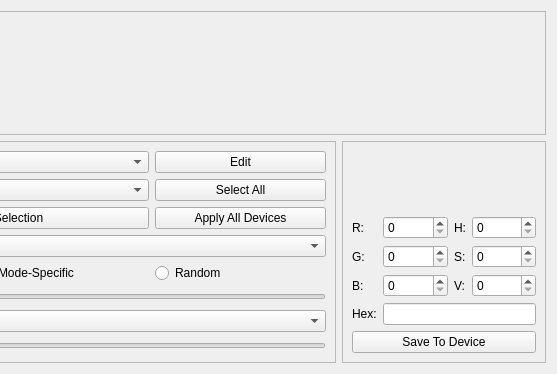
homelab-black/OpenRGB, file qt/OpenRGBDevicePage/OpenRGBDevicePage.ui: the form before one commit; both pictures show x 286 to 843 and y 0 to 374 of the 843 by 374 pixel window.
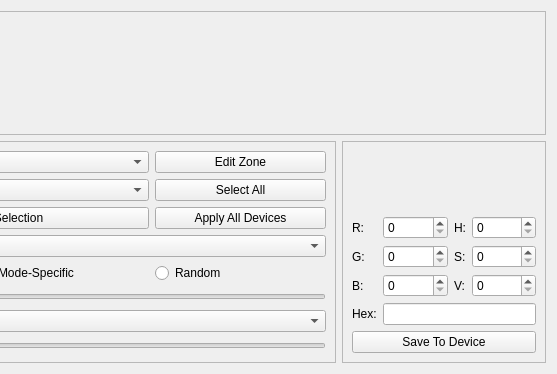
The form after the commit. Custom widgets are drawn as their Qt base class.

Commit message: Add per-zone modes to RGBController API     * Add per-zone mode functionality to RGBController API     * Update OpenRGBDevicePage to be able to control per-zone modes     * Update the following controllers to implement per-zone modes API         * CorsairLightingNodeController         * CryorigH7QuadLumiController         * NZXTHue2Controller         * NZXTHuePlusController         * ZalmanZSyncController

The edit to the form file:
```diff
--- a/qt/OpenRGBDevicePage/OpenRGBDevicePage.ui
+++ b/qt/OpenRGBDevicePage/OpenRGBDevicePage.ui
@@ -290,7 +290,7 @@
       <item row="0" column="3">
        <widget class="QPushButton" name="EditZoneButton">
         <property name="text">
-         <string>Edit</string>
+         <string>Edit Zone</string>
         </property>
        </widget>
       </item>
```
The commit also changes 14 other files.
